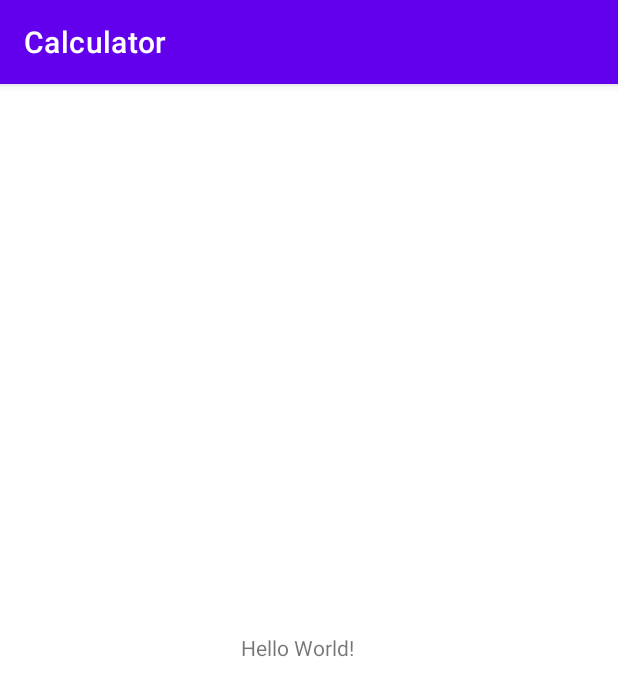
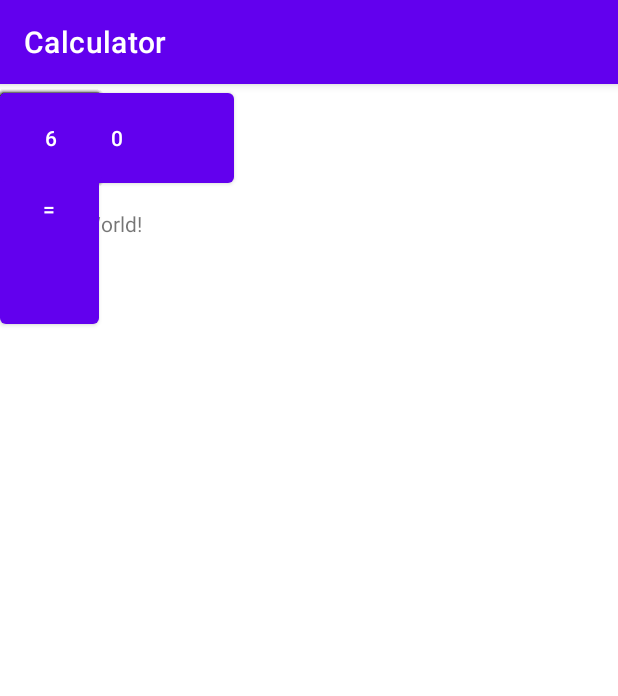
Before and after one commit to ahannan8559/calculator, an Android app: the screen it shows after launch (MainActivity), on a phone screen of 412 x 824 dp. Shown: the top 696 px of the screen. Run offline under Robolectric (Android 15) with nearby library versions, the phone set to English and light mode, and no system bars.

Commit message:
Temporary Layout

```diff
--- a/Calculator/app/src/main/res/layout/activity_main.xml
+++ b/Calculator/app/src/main/res/layout/activity_main.xml
@@ -6,13 +6,127 @@
     android:layout_height="match_parent"
     tools:context=".MainActivity">
 
+    <Button
+        android:id="@+id/button19"
+        android:layout_width="68dp"
+        android:layout_height="71dp"
+        android:text="9"
+        tools:layout_editor_absoluteX="216dp"
+        tools:layout_editor_absoluteY="273dp" />
+
+    <Button
+        android:id="@+id/button17"
+        android:layout_width="68dp"
+        android:layout_height="71dp"
+        android:text="Button"
+        tools:layout_editor_absoluteX="304dp"
+        tools:layout_editor_absoluteY="273dp" />
+
+    <Button
+        android:id="@+id/button18"
+        android:layout_width="68dp"
+        android:layout_height="71dp"
+        android:text="8"
+        tools:layout_editor_absoluteX="125dp"
+        tools:layout_editor_absoluteY="273dp" />
+
+    <Button
+        android:id="@+id/button20"
+        android:layout_width="68dp"
+        android:layout_height="71dp"
+        android:text="7"
+        tools:layout_editor_absoluteX="39dp"
+        tools:layout_editor_absoluteY="273dp" />
+
+    <Button
+        android:id="@+id/button16"
+        android:layout_width="156dp"
+        android:layout_height="72dp"
+        android:text="0"
+        tools:layout_editor_absoluteX="39dp"
+        tools:layout_editor_absoluteY="578dp" />
+
+    <Button
+        android:id="@+id/button15"
+        android:layout_width="68dp"
+        android:layout_height="71dp"
+        android:text="."
+        tools:layout_editor_absoluteX="216dp"
+        tools:layout_editor_absoluteY="578dp" />
+
+    <Button
+        android:id="@+id/button7"
+        android:layout_width="68dp"
+        android:layout_height="71dp"
+        android:text="3"
+        tools:layout_editor_absoluteX="216dp"
+        tools:layout_editor_absoluteY="480dp" />
+
+    <Button
+        android:id="@+id/button6"
+        android:layout_width="68dp"
+        android:layout_height="71dp"
+        android:text="2"
+        tools:layout_editor_absoluteX="125dp"
+        tools:layout_editor_absoluteY="480dp" />
+
+    <Button
+        android:id="@+id/button5"
+        android:layout_width="66dp"
+        android:layout_height="166dp"
+        android:text="="
+        tools:layout_editor_absoluteX="304dp"
+        tools:layout_editor_absoluteY="480dp" />
+
+    <Button
+        android:id="@+id/button8"
+        android:layout_width="68dp"
+        android:layout_height="71dp"
+        android:text="1"
+        tools:layout_editor_absoluteX="39dp"
+        tools:layout_editor_absoluteY="480dp" />
+
     <TextView
-        android:layout_width="91dp"
-        android:layout_height="36dp"
+        android:layout_width="376dp"
+        android:layout_height="111dp"
         android:text="Hello World!"
         app:layout_constraintBottom_toBottomOf="parent"
+        app:layout_constraintHorizontal_bias="0.542"
         app:layout_constraintLeft_toLeftOf="parent"
         app:layout_constraintRight_toRightOf="parent"
-        app:layout_constraintTop_toTopOf="parent" />
+        app:layout_constraintTop_toTopOf="parent"
+        app:layout_constraintVertical_bias="0.127" />
+
+    <Button
+        android:id="@+id/button2"
+        android:layout_width="68dp"
+        android:layout_height="71dp"
+        android:text="5"
+        tools:layout_editor_absoluteX="125dp"
+        tools:layout_editor_absoluteY="378dp" />
+
+    <Button
+        android:id="@+id/button4"
+        android:layout_width="68dp"
+        android:layout_height="71dp"
+        android:text="Button"
+        tools:layout_editor_absoluteX="304dp"
+        tools:layout_editor_absoluteY="378dp" />
+
+    <Button
+        android:id="@+id/button"
+        android:layout_width="68dp"
+        android:layout_height="71dp"
+        android:text="4"
+        tools:layout_editor_absoluteX="39dp"
+        tools:layout_editor_absoluteY="378dp" />
+
+    <Button
+        android:id="@+id/button3"
+        android:layout_width="68dp"
+        android:layout_height="71dp"
+        android:text="6"
+        tools:layout_editor_absoluteX="216dp"
+        tools:layout_editor_absoluteY="378dp" />
 
 </androidx.constraintlayout.widget.ConstraintLayout>
```
